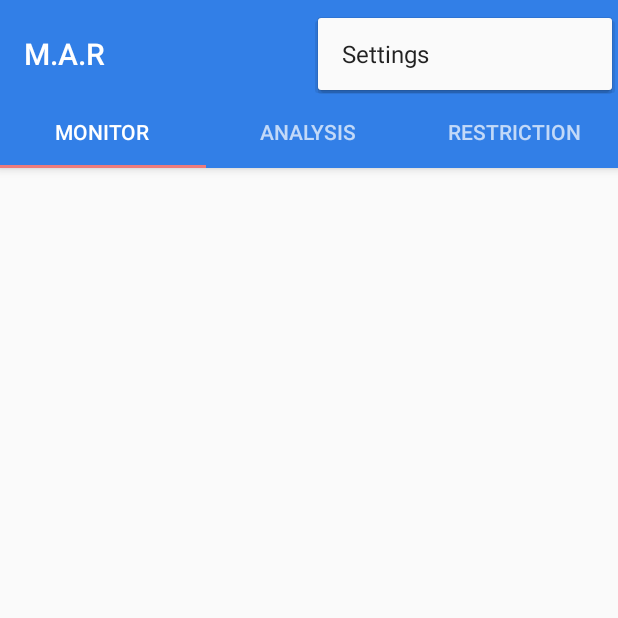
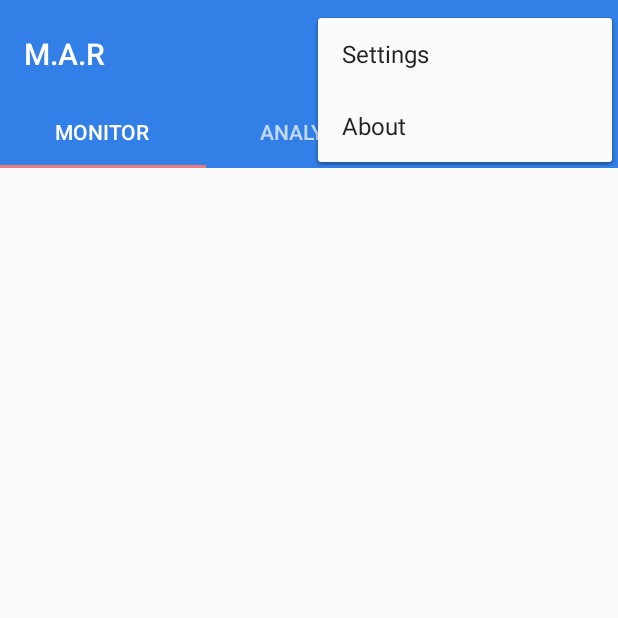
Before and after one commit to Ankit-Khachane/MAR-Android, an Android app: the screen it shows after launch (MainSwipeableActivity), with the options menu open, on a phone screen of 412 x 824 dp, the top half of it. Run offline under Robolectric (Android 15) with nearby library versions, the phone set to English and light mode, and no system bars; libraries missing offline, so code that uses them is left out: com.blankj.utilcode, com.github.lzyzsd.circleprogress, com.github.mikephil.charting; 30 statements that could not run were skipped.

Commit message:
updated UI elements for usability.

```diff
--- a/app/src/main/java/com/mar/MainSwipeableActivity.java
+++ b/app/src/main/java/com/mar/MainSwipeableActivity.java
@@ -5,6 +5,8 @@ import android.net.Uri;
 import android.os.Bundle;
 import android.provider.Settings;
 import android.support.annotation.Nullable;
+import android.support.design.widget.CoordinatorLayout;
+import android.support.design.widget.Snackbar;
 import android.support.design.widget.TabLayout;
 import android.support.v4.app.Fragment;
 import android.support.v4.app.FragmentManager;
@@ -16,6 +18,7 @@ import android.util.Log;
 import android.view.Menu;
 import android.view.MenuItem;
 import android.view.View;
+import android.widget.Toast;
 
 import com.mar.appmonitor.AppMonitorUtil;
 import com.mar.fragments.AnalysisFragment;
@@ -28,33 +31,28 @@ public class MainSwipeableActivity extends AppCompatActivity {
     public static final int draw_over_other_app_request = 9989;
     private static final String TAG = "MainSwipeableActivity";
     private Intent serviceintent;
-
-    // TODO: 27/3/19  add the margin to the text view of item monitor  list view
+    private CoordinatorLayout coordinatorLayout;
 
     @Override
     protected void onCreate(Bundle savedInstanceState) {
         super.onCreate(savedInstanceState);
         setContentView(R.layout.activity_main_swipable);
         Toolbar toolbar = findViewById(R.id.toolbar);
+        coordinatorLayout = findViewById(R.id.main_content);
         setSupportActionBar(toolbar);
         serviceintent = new Intent(this, AppLockService.class);
 
 
-        if (AppMonitorUtil.hasUsageStatsPermission(getApplicationContext()) && AppMonitorUtil.hasDrawOverOtherAppPermission(getApplicationContext())) {
+        if (AppMonitorUtil.hasUsageStatsPermission(getApplicationContext()) &&
+                AppMonitorUtil.hasDrawOverOtherAppPermission(getApplicationContext())) {
             Log.i(TAG, "run: Usage Permission Granted Draw Over Other App is Allowed");
         } else {
             if (!AppMonitorUtil.hasUsageStatsPermission(getApplicationContext())) {
-                Intent intent = new Intent(Settings.ACTION_USAGE_ACCESS_SETTINGS);
-                startActivityForResult(intent, usage_access_request);
+                getUsagePermission();
             } else if (!AppMonitorUtil.hasDrawOverOtherAppPermission(getApplicationContext())) {
-                if (android.os.Build.VERSION.SDK_INT >= android.os.Build.VERSION_CODES.M) {
-                    Intent i = new Intent(Settings.ACTION_MANAGE_OVERLAY_PERMISSION, Uri.parse("package:" + getPackageName()));
-                    startActivityForResult(i, draw_over_other_app_request);
-                }
-//                startActivityForResult(i, draw_overlay_request);
+                getAccessUsageOverlay();
             }
         }
-
 
         TabLayout tabLayout = findViewById(R.id.tab_groups);
         ViewPager mViewPager = findViewById(R.id.viewpager);
@@ -62,9 +60,7 @@ public class MainSwipeableActivity extends AppCompatActivity {
         mViewPager.setAdapter(mSectionsPagerAdapter);
         mViewPager.addOnPageChangeListener(new TabLayout.TabLayoutOnPageChangeListener(tabLayout));
         tabLayout.addOnTabSelectedListener(new TabLayout.ViewPagerOnTabSelectedListener(mViewPager));
-
     }
-
 
     @Override
     public boolean onCreateOptionsMenu(Menu menu) {
@@ -74,13 +70,15 @@ public class MainSwipeableActivity extends AppCompatActivity {
 
     @Override
     public boolean onOptionsItemSelected(MenuItem item) {
-
         int id = item.getItemId();
-
-        if (id == R.id.action_settings) {
-            return true;
+        switch (id) {
+            case R.id.action_settings:
+                Toast.makeText(this, "Settings Page", Toast.LENGTH_SHORT).show();
+            case R.id.about_settings:
+                Toast.makeText(this, "About App Info", Toast.LENGTH_SHORT).show();
+            default:
+                Toast.makeText(this, "No Menu Item Found", Toast.LENGTH_SHORT).show();
         }
-
         return super.onOptionsItemSelected(item);
     }
 
@@ -113,15 +111,28 @@ public class MainSwipeableActivity extends AppCompatActivity {
     public void lockapps(View view) {
         // TODO: 25-03-2019 Adding Passcode Mechanism On Lock For Parental Control
         startService(serviceintent);
+        Snackbar.make(coordinatorLayout, "Restricted Apps are Locked", Snackbar.LENGTH_SHORT).show();
         Log.i(TAG, "lockapps: service started");
     }
 
     public void unlockapps(View view) {
         // TODO: 25-03-2019 CrossChecking Passcode Mechanism For Unlock Parental Control
         stopService(serviceintent);
+        Snackbar.make(coordinatorLayout, "Restricted Apps are Unlocked", Snackbar.LENGTH_SHORT).show();
         Log.i(TAG, "unlockapps: service started");
     }
 
+    public void getUsagePermission() {
+        Intent intent = new Intent(Settings.ACTION_USAGE_ACCESS_SETTINGS);
+        startActivityForResult(intent, usage_access_request);
+    }
+
+    public void getAccessUsageOverlay() {
+        if (android.os.Build.VERSION.SDK_INT >= android.os.Build.VERSION_CODES.M) {
+            Intent i = new Intent(Settings.ACTION_MANAGE_OVERLAY_PERMISSION, Uri.parse("package:" + getPackageName()));
+            startActivityForResult(i, draw_over_other_app_request);
+        }
+    }
 
     public class SectionsPagerAdapter extends FragmentPagerAdapter {
 
--- a/app/src/main/java/com/mar/fragments/AnalysisFragment.java
+++ b/app/src/main/java/com/mar/fragments/AnalysisFragment.java
@@ -105,6 +105,9 @@ public class AnalysisFragment extends Fragment {
             }
         });
         barChart.setData(barData);
+        barChart.getXAxis().setDrawGridLines(false);
+        barChart.getAxisLeft().setDrawGridLines(false);
+        barChart.getAxisRight().setDrawGridLines(false);
         barChart.setFitBars(true);
         barChart.setPinchZoom(false);
         barChart.setScaleEnabled(false);
--- a/app/src/main/java/com/mar/fragments/RestrictionFragment.java
+++ b/app/src/main/java/com/mar/fragments/RestrictionFragment.java
@@ -80,6 +80,7 @@ public class RestrictionFragment extends Fragment {
         pieChart.setTransparentCircleRadius(35);
         pieChart.setUsePercentValues(true);
         pieChart.setDrawEntryLabels(false);
+        pieChart.setTouchEnabled(false);
         pieChart.invalidate();
         return fragmentView;
     }
--- a/app/src/main/res/layout/activity_main_swipable.xml
+++ b/app/src/main/res/layout/activity_main_swipable.xml
@@ -21,7 +21,7 @@
             android:layout_height="?attr/actionBarSize"
             android:layout_weight="1"
             android:background="?attr/colorPrimary"
-            app:layout_scrollFlags="scroll|enterAlways"
+            app:layout_scrollFlags="scroll|enterAlwaysCollapsed"
             app:popupTheme="@style/AppTheme.PopupOverlay"
             app:title="@string/app_name">
 
--- a/app/src/main/res/layout/fragment_monitor.xml
+++ b/app/src/main/res/layout/fragment_monitor.xml
@@ -11,9 +11,10 @@
         android:id="@+id/monitor_listview"
         android:layout_width="match_parent"
         android:layout_height="match_parent"
+        android:layout_marginTop="5dp"
+        android:layout_marginBottom="5dp"
         android:divider="@null"
         android:dividerHeight="5dp"
-        android:fastScrollEnabled="true"
         android:scrollbars="vertical"
         tools:listitem="@layout/item_monitor_listview">
 
--- a/app/src/main/res/menu/menu_main_swipable.xml
+++ b/app/src/main/res/menu/menu_main_swipable.xml
@@ -7,4 +7,9 @@
         android:orderInCategory="100"
         android:title="@string/action_settings"
         app:showAsAction="never" />
+    <item
+        android:id="@+id/about_settings"
+        android:orderInCategory="200"
+        android:title="@string/about_menu_title"
+        app:showAsAction="never" />
 </menu>
--- a/app/src/main/res/values/colors.xml
+++ b/app/src/main/res/values/colors.xml
@@ -12,4 +12,9 @@
     <color name="instagram_color">#FB3958</color>
     <color name="tiktok_color">#010101</color>
     <color name="facebook_color">#3B5998</color>
+    <color name="twitter_color">#1E88E5</color>
+    <color name="netflix_color">#F11E1E</color>
+    <color name="youtube_color">#FC0303</color>
+    <color name="snapchat_color">#FFF11E</color>
+    <color name="hike_color">#1A77FF</color>
 </resources>
--- a/app/src/main/res/values/strings.xml
+++ b/app/src/main/res/values/strings.xml
@@ -19,6 +19,7 @@
     <string name="app_icon_drawable">app_icon_drawable</string>
     <string name="unsafe_usage_frame_tv_header">Unsafe Usage</string>
     <string name="safe_usage_frame_tv_header">Safe Usage</string>
+    <string name="about_menu_title">About</string>
     <string-array name="time_span_range">
         <item>Daily</item>
         <item>Weekly</item>
```
Also changed, not shown: app/src/main/java/com/mar/utils/RestrictedAppsRepo.java (+19 -0 lines), app/src/main/res/layout/item_monitor_listview.xml (+31 -20 lines).
